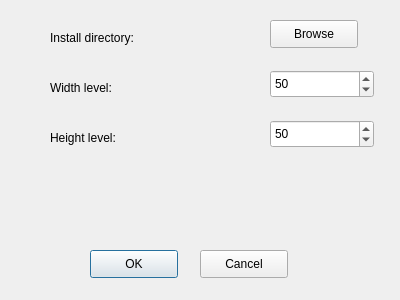
First picture: the form in NietLevelEditor/ConfNewLevelForm.ui, repository LeVirus/NietLevelEditor, before the edit.
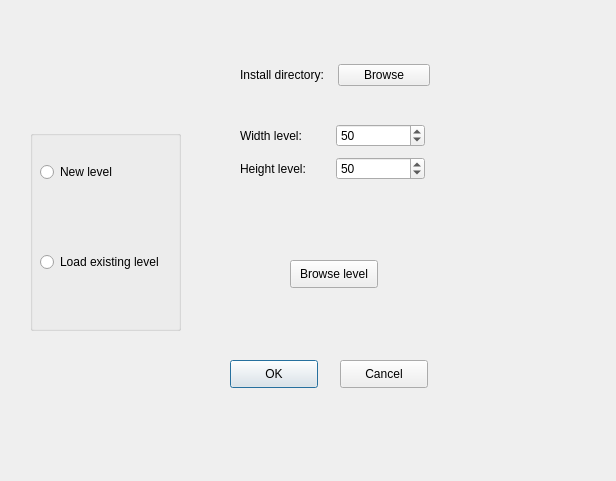
Second picture: the form after the edit.

Commit message: Begin implement loading existing level. Read INI done.

What changed in the file:
```diff
--- a/NietLevelEditor/ConfNewLevelForm.ui
+++ b/NietLevelEditor/ConfNewLevelForm.ui
@@ -6,8 +6,8 @@
    <rect>
     <x>0</x>
     <y>0</y>
-    <width>400</width>
-    <height>300</height>
+    <width>616</width>
+    <height>481</height>
    </rect>
   </property>
   <property name="windowTitle">
@@ -16,8 +16,8 @@
   <widget class="QPushButton" name="okButton">
    <property name="geometry">
     <rect>
-     <x>90</x>
-     <y>250</y>
+     <x>230</x>
+     <y>360</y>
      <width>88</width>
      <height>28</height>
     </rect>
@@ -29,8 +29,8 @@
   <widget class="QPushButton" name="cancelButton">
    <property name="geometry">
     <rect>
-     <x>200</x>
-     <y>250</y>
+     <x>340</x>
+     <y>360</y>
      <width>88</width>
      <height>28</height>
     </rect>
@@ -39,89 +39,129 @@
     <string>Cancel</string>
    </property>
   </widget>
-  <widget class="QPushButton" name="browseButton">
+  <widget class="QPushButton" name="browseExistingLevel">
    <property name="geometry">
     <rect>
-     <x>270</x>
-     <y>20</y>
+     <x>290</x>
+     <y>260</y>
      <width>88</width>
      <height>28</height>
     </rect>
    </property>
    <property name="text">
-    <string>Browse</string>
+    <string>Browse level</string>
    </property>
   </widget>
-  <widget class="QSpinBox" name="widthLevelspinBox">
+  <widget class="QWidget" name="layoutWidget">
    <property name="geometry">
     <rect>
-     <x>270</x>
-     <y>70</y>
-     <width>104</width>
-     <height>28</height>
+     <x>240</x>
+     <y>60</y>
+     <width>190</width>
+     <height>30</height>
     </rect>
    </property>
-   <property name="maximum">
-    <number>200</number>
-   </property>
-   <property name="value">
-    <number>50</number>
-   </property>
+   <layout class="QHBoxLayout" name="horizontalLayout">
+    <item>
+     <widget class="QLabel" name="label">
+      <property name="text">
+       <string>Install directory:</string>
+      </property>
+     </widget>
+    </item>
+    <item>
+     <widget class="QPushButton" name="browseButton">
+      <property name="text">
+       <string>Browse</string>
+      </property>
+     </widget>
+    </item>
+   </layout>
   </widget>
-  <widget class="QSpinBox" name="heightLevelspinBox">
+  <widget class="QWidget" name="layoutWidget">
    <property name="geometry">
     <rect>
-     <x>270</x>
+     <x>240</x>
      <y>120</y>
-     <width>104</width>
-     <height>28</height>
+     <width>185</width>
+     <height>64</height>
     </rect>
    </property>
-   <property name="maximum">
-    <number>200</number>
-   </property>
-   <property name="value">
-    <number>50</number>
-   </property>
+   <layout class="QGridLayout" name="gridLayout">
+    <item row="0" column="0">
+     <widget class="QLabel" name="label_2">
+      <property name="text">
+       <string>Width level:</string>
+      </property>
+     </widget>
+    </item>
+    <item row="0" column="1">
+     <widget class="QSpinBox" name="widthLevelspinBox">
+      <property name="maximum">
+       <number>200</number>
+      </property>
+      <property name="value">
+       <number>50</number>
+      </property>
+     </widget>
+    </item>
+    <item row="1" column="0">
+     <widget class="QLabel" name="label_3">
+      <property name="text">
+       <string>Height level:</string>
+      </property>
+     </widget>
+    </item>
+    <item row="1" column="1">
+     <widget class="QSpinBox" name="heightLevelspinBox">
+      <property name="maximum">
+       <number>200</number>
+      </property>
+      <property name="value">
+       <number>50</number>
+      </property>
+     </widget>
+    </item>
+   </layout>
   </widget>
-  <widget class="QLabel" name="label">
+  <widget class="QGroupBox" name="groupBox">
    <property name="geometry">
     <rect>
-     <x>50</x>
-     <y>30</y>
-     <width>111</width>
-     <height>16</height>
-    </rect>
-   </property>
-   <property name="text">
-    <string>Install directory:</string>
-   </property>
-  </widget>
-  <widget class="QLabel" name="label_2">
-   <property name="geometry">
-    <rect>
-     <x>50</x>
-     <y>80</y>
-     <width>111</width>
-     <height>16</height>
-    </rect>
-   </property>
-   <property name="text">
-    <string>Width level:</string>
-   </property>
-  </widget>
-  <widget class="QLabel" name="label_3">
-   <property name="geometry">
-    <rect>
-     <x>50</x>
+     <x>30</x>
      <y>130</y>
-     <width>111</width>
-     <height>16</height>
+     <width>151</width>
+     <height>201</height>
     </rect>
    </property>
-   <property name="text">
-    <string>Height level:</string>
+   <property name="title">
+    <string/>
    </property>
+   <widget class="QRadioButton" name="radioNewLevel">
+    <property name="geometry">
+     <rect>
+      <x>10</x>
+      <y>30</y>
+      <width>99</width>
+      <height>24</height>
+     </rect>
+    </property>
+    <property name="text">
+     <string>New level</string>
+    </property>
+   </widget>
+   <widget class="QRadioButton" name="radioExistingLevel">
+    <property name="geometry">
+     <rect>
+      <x>10</x>
+      <y>120</y>
+      <width>141</width>
+      <height>24</height>
+     </rect>
+    </property>
+    <property name="text">
+     <string>Load existing level</string>
+    </property>
+   </widget>
   </widget>
  </widget>
  <resources/>
```
The commit also changes 8 other files.
